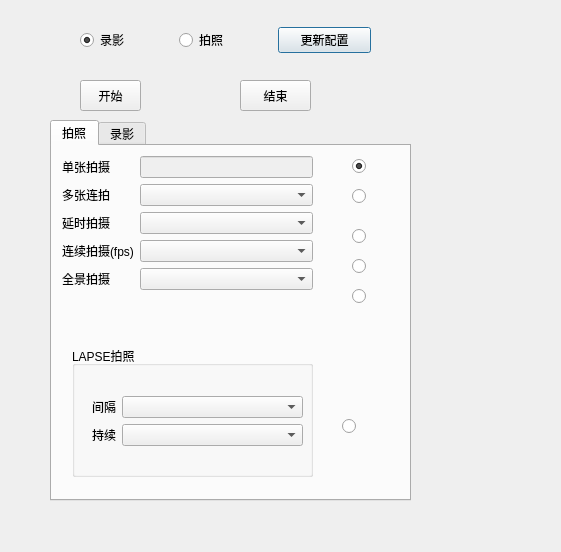
Qt form ui/photoandvideo.ui (kdjyljh/remogui) before a commit.
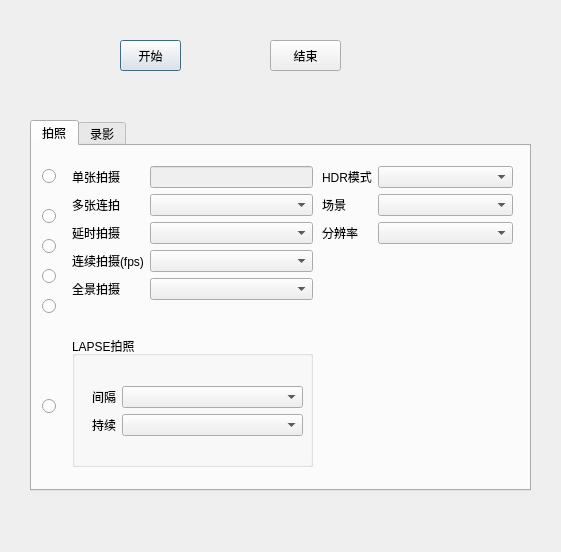
The same form after that commit. The open tabs and pages were chosen to show the change.

```diff
--- a/ui/photoandvideo.ui
+++ b/ui/photoandvideo.ui
@@ -16,10 +16,10 @@
   <widget class="QTabWidget" name="tabWidget_photoAndVedio">
    <property name="geometry">
     <rect>
-     <x>50</x>
+     <x>30</x>
      <y>120</y>
-     <width>361</width>
-     <height>381</height>
+     <width>501</width>
+     <height>371</height>
     </rect>
    </property>
    <property name="currentIndex">
@@ -32,10 +32,10 @@
     <widget class="QWidget" name="formLayoutWidget">
      <property name="geometry">
       <rect>
-       <x>10</x>
-       <y>10</y>
-       <width>251</width>
-       <height>182</height>
+       <x>40</x>
+       <y>20</y>
+       <width>241</width>
+       <height>161</height>
       </rect>
      </property>
      <layout class="QFormLayout" name="formLayout">
@@ -98,8 +98,8 @@
     <widget class="QGroupBox" name="groupBox">
      <property name="geometry">
       <rect>
-       <x>20</x>
-       <y>200</y>
+       <x>40</x>
+       <y>190</y>
        <width>241</width>
        <height>131</height>
       </rect>
@@ -143,8 +143,8 @@
     <widget class="QRadioButton" name="radioButton_SubWorkMode_Photo_Single">
      <property name="geometry">
       <rect>
-       <x>300</x>
-       <y>10</y>
+       <x>10</x>
+       <y>20</y>
        <width>41</width>
        <height>21</height>
       </rect>
@@ -153,14 +153,14 @@
       <string/>
      </property>
      <property name="checked">
-      <bool>true</bool>
+      <bool>false</bool>
      </property>
     </widget>
     <widget class="QRadioButton" name="radioButton_SubWorkMode_MultiPhoto_Burst">
      <property name="geometry">
       <rect>
-       <x>300</x>
-       <y>40</y>
+       <x>10</x>
+       <y>60</y>
        <width>41</width>
        <height>21</height>
       </rect>
@@ -172,8 +172,8 @@
     <widget class="QRadioButton" name="radioButton_SubWorkMode_Photo_Delay">
      <property name="geometry">
       <rect>
-       <x>300</x>
-       <y>80</y>
+       <x>10</x>
+       <y>90</y>
        <width>41</width>
        <height>21</height>
       </rect>
@@ -185,8 +185,8 @@
     <widget class="QRadioButton" name="radioButton_SubWorkMode_MultiPhoto_Continue">
      <property name="geometry">
       <rect>
-       <x>300</x>
-       <y>110</y>
+       <x>10</x>
+       <y>120</y>
        <width>41</width>
        <height>21</height>
       </rect>
@@ -198,8 +198,8 @@
     <widget class="QRadioButton" name="radioButton_SubWorkMode_MultiPhoto_Panorama">
      <property name="geometry">
       <rect>
-       <x>300</x>
-       <y>140</y>
+       <x>10</x>
+       <y>150</y>
        <width>41</width>
        <height>21</height>
       </rect>
@@ -211,8 +211,8 @@
     <widget class="QRadioButton" name="radioButton_SubWorkMode_MultiPhoto_Lapse">
      <property name="geometry">
       <rect>
-       <x>290</x>
-       <y>270</y>
+       <x>10</x>
+       <y>250</y>
        <width>41</width>
        <height>21</height>
       </rect>
@@ -221,6 +221,48 @@
       <string/>
      </property>
     </widget>
+    <widget class="QWidget" name="formLayoutWidget_4">
+     <property name="geometry">
+      <rect>
+       <x>290</x>
+       <y>20</y>
+       <width>191</width>
+       <height>101</height>
+      </rect>
+     </property>
+     <layout class="QFormLayout" name="formLayout_4">
+      <item row="0" column="0">
+       <widget class="QLabel" name="hDRLabel">
+        <property name="text">
+         <string>HDR模式</string>
+        </property>
+       </widget>
+      </item>
+      <item row="0" column="1">
+       <widget class="QComboBox" name="hDRComboBox"/>
+      </item>
+      <item row="1" column="0">
+       <widget class="QLabel" name="Label_2">
+        <property name="text">
+         <string>场景</string>
+        </property>
+       </widget>
+      </item>
+      <item row="1" column="1">
+       <widget class="QComboBox" name="ComboBox"/>
+      </item>
+      <item row="2" column="0">
+       <widget class="QLabel" name="Label_14">
+        <property name="text">
+         <string>分辨率</string>
+        </property>
+       </widget>
+      </item>
+      <item row="2" column="1">
+       <widget class="QComboBox" name="ComboBox_2"/>
+      </item>
+     </layout>
+    </widget>
    </widget>
    <widget class="QWidget" name="tab_video">
     <attribute name="title">
@@ -366,47 +408,11 @@
     </widget>
    </widget>
   </widget>
-  <widget class="QWidget" name="horizontalLayoutWidget">
-   <property name="geometry">
-    <rect>
-     <x>80</x>
-     <y>20</y>
-     <width>291</width>
-     <height>41</height>
-    </rect>
-   </property>
-   <layout class="QHBoxLayout" name="horizontalLayout">
-    <item>
-     <widget class="QRadioButton" name="radioButton_videoMode">
-      <property name="text">
-       <string>录影</string>
-      </property>
-      <property name="checked">
-       <bool>true</bool>
-      </property>
-     </widget>
-    </item>
-    <item>
-     <widget class="QRadioButton" name="radioButton_photoMode">
-      <property name="text">
-       <string>拍照</string>
-      </property>
-     </widget>
-    </item>
-    <item>
-     <widget class="QPushButton" name="pushButton_updateSetting">
-      <property name="text">
-       <string>更新配置</string>
-      </property>
-     </widget>
-    </item>
-   </layout>
-  </widget>
   <widget class="QPushButton" name="pushButton_Start">
    <property name="geometry">
     <rect>
-     <x>80</x>
-     <y>80</y>
+     <x>120</x>
+     <y>40</y>
      <width>61</width>
      <height>31</height>
     </rect>
@@ -418,8 +424,8 @@
   <widget class="QPushButton" name="pushButton_Stop">
    <property name="geometry">
     <rect>
-     <x>240</x>
-     <y>80</y>
+     <x>270</x>
+     <y>40</y>
      <width>71</width>
      <height>31</height>
     </rect>
```
Left out of the diff: 71 changed lines with no effect on the pictures.
